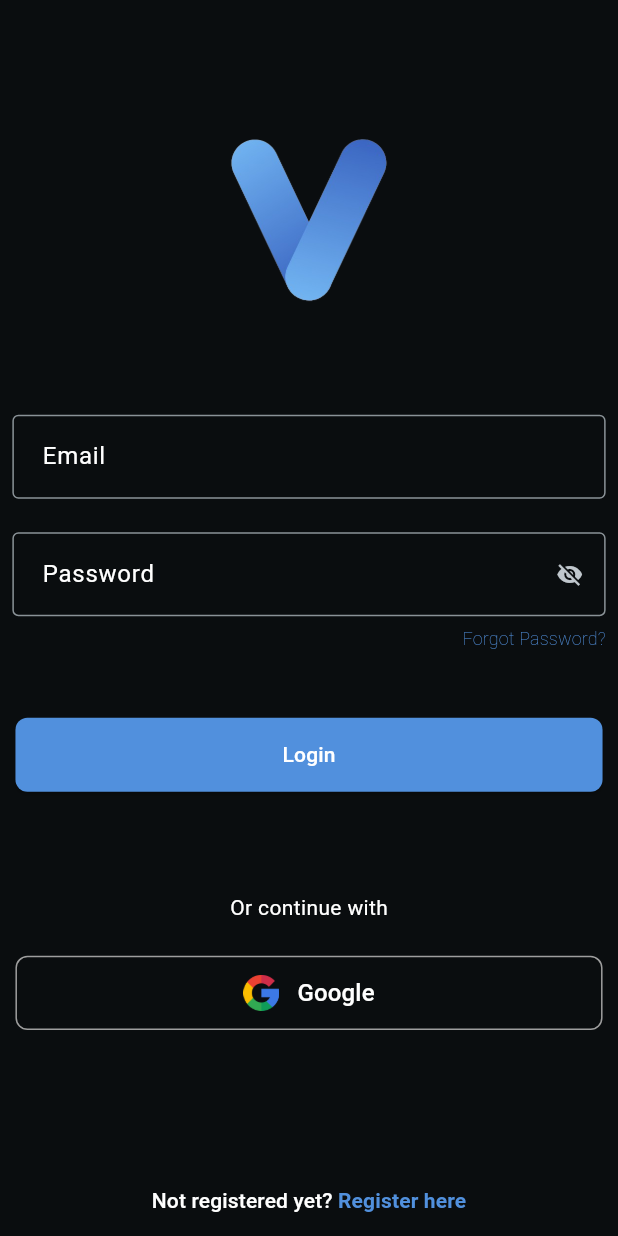
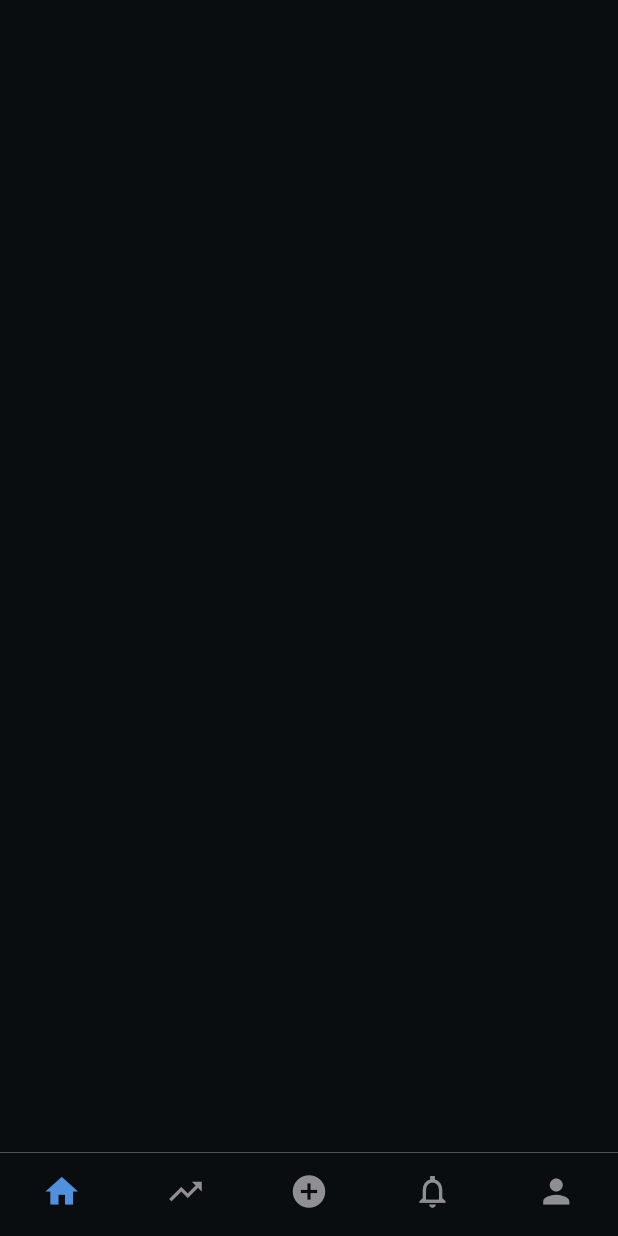
Before and after one commit to Ashar-Azeem/Verbatica, a Flutter app: the screen it shows after launch, on a phone screen of 412 x 824 dp. Run offline on Flutter 3.47's test engine with Material 3 defaults, Android fonts, the phone set to English and light mode, and no system bars; drawn by our look-alikes of persistent_bottom_nav_bar_v2; our stand-ins replace bloc, country_picker, email_validator, equatable, flutter_bloc, flutter_otp_text_field and 4 more.

Commit message:
Bottom Nav Bar added

```diff
--- a/lib/BLOC/LOGIN AND REGISTRATION/login_registeration_bloc.dart
+++ b/lib/BLOC/LOGIN AND REGISTRATION/login_registeration_bloc.dart
@@ -7,11 +7,11 @@ part 'login_registeration_state.dart';
 class LoginRegisterationBloc
     extends Bloc<LoginRegisterationEvent, LoginRegisterationState> {
   LoginRegisterationBloc() : super(LoginRegisterationState()) {
-    on<Login>(login);
+    on<LoginEvent>(login);
     on<Registration>(register);
   }
 
-  void login(Login event, Emitter<LoginRegisterationState> emit) {
+  void login(LoginEvent event, Emitter<LoginRegisterationState> emit) {
     //Only login when the credentials exists and are correct and also the isEmailVerified field is true too.
     //otherwise display the exception of user doesn't exist.
   }
--- a/lib/BLOC/LOGIN AND REGISTRATION/login_registeration_event.dart
+++ b/lib/BLOC/LOGIN AND REGISTRATION/login_registeration_event.dart
@@ -7,11 +7,11 @@ sealed class LoginRegisterationEvent extends Equatable {
   List<Object> get props => [];
 }
 
-class Login extends LoginRegisterationEvent {
+class LoginEvent extends LoginRegisterationEvent {
   final String email;
   final String password;
 
-  const Login({required this.email, required this.password});
+  const LoginEvent({required this.email, required this.password});
 }
 
 class Registration extends LoginRegisterationEvent {
--- /dev/null
+++ b/lib/Views/navBarScreens/HomeView.dart
@@ -0,0 +1,17 @@
+// ignore_for_file: file_names
+
+import 'package:flutter/material.dart';
+
+class HomeView extends StatefulWidget {
+  const HomeView({super.key});
+
+  @override
+  State<HomeView> createState() => _HomeViewState();
+}
+
+class _HomeViewState extends State<HomeView> {
+  @override
+  Widget build(BuildContext context) {
+    return const Scaffold();
+  }
+}
--- a/lib/Views/navBarScreens/mainBottomNavigationBar.dart
+++ b/lib/Views/navBarScreens/mainBottomNavigationBar.dart
@@ -1,6 +1,13 @@
 // ignore_for_file: file_names
 
 import 'package:flutter/material.dart';
+import 'package:persistent_bottom_nav_bar_v2/persistent_bottom_nav_bar_v2.dart';
+import 'package:verbatica/Utilities/Color.dart';
+import 'package:verbatica/Views/navBarScreens/AddPostView.dart';
+import 'package:verbatica/Views/navBarScreens/HomeView.dart';
+import 'package:verbatica/Views/navBarScreens/NotificationView.dart';
+import 'package:verbatica/Views/navBarScreens/ProfileView.dart';
+import 'package:verbatica/Views/navBarScreens/TrendingView.dart';
 
 class BottomNavigationBarView extends StatelessWidget {
   const BottomNavigationBarView({super.key});
@@ -9,6 +16,71 @@ class BottomNavigationBarView extends StatelessWidget {
   Widget build(BuildContext context) {
     //Inserting the bottom nagivation bar here using the corresponding package and also initializing the blocs along side that we'll
     //also retreive the user from the DB
-    return const Placeholder();
+    return
+    // MultiBlocProvider(
+    //   providers: [
+    //     // BlocProvider(
+    //     //   create: (context) => SubjectBloc(),
+    //     // ),
+    //     // BlocProvider(
+    //     //   create: (context) => SubjectBloc(),
+    //     // ),
+    //   ],
+    //   child:
+    PersistentTabView(
+      screenTransitionAnimation: ScreenTransitionAnimation.none(),
+      tabs: [
+        PersistentTabConfig(
+          screen: HomeView(),
+          item: ItemConfig(
+            icon: Icon(Icons.home),
+            activeForegroundColor: primaryColor,
+          ),
+        ),
+        PersistentTabConfig(
+          screen: TrendingView(),
+          item: ItemConfig(
+            icon: Icon(Icons.trending_up),
+            activeForegroundColor: primaryColor,
+          ),
+        ),
+        PersistentTabConfig(
+          screen: AddPostView(),
+          item: ItemConfig(
+            icon: Icon(Icons.add_circle_outlined),
+            activeForegroundColor: primaryColor,
+          ),
+        ),
+        PersistentTabConfig(
+          screen: NotificationView(),
+          item: ItemConfig(
+            icon: Icon(Icons.notifications_none_sharp),
+            activeForegroundColor: primaryColor,
+          ),
+        ),
+        PersistentTabConfig(
+          screen: ProfileView(),
+          item: ItemConfig(
+            icon: Icon(Icons.person),
+            activeForegroundColor: primaryColor,
+          ),
+        ),
+      ],
+      navBarBuilder: (p0) {
+        return Style6BottomNavBar(
+          navBarConfig: p0,
+          navBarDecoration: NavBarDecoration(
+            border: Border(
+              top: BorderSide(
+                color: Colors.grey, // Your desired line color
+                width: 0.2, // Thickness of the line
+              ),
+            ),
+            color: Color.fromARGB(255, 10, 13, 15),
+          ),
+        );
+      },
+    );
+    // );
   }
 }
--- a/lib/main.dart
+++ b/lib/main.dart
@@ -45,7 +45,7 @@ void main() async {
             scaffoldBackgroundColor: const Color(0xFF0A0D0F),
             useMaterial3: true,
           ),
-          home: const MainNavigation(),
+          home: const BottomNavigationBarView(),
         );
       },
     ),
```
Also changed, not shown: lib/Views/Authentication/EmailVerification.dart (+7 -8 lines), lib/Views/Authentication/login.dart (+20 -0 lines), lib/Views/Authentication/register.dart (+11 -2 lines), lib/Views/navBarScreens/AddPostView.dart (added, +17 -0 lines), lib/Views/navBarScreens/NotificationView.dart (added, +17 -0 lines), lib/Views/navBarScreens/ProfileView.dart (added, +16 -0 lines), lib/Views/navBarScreens/TrendingView.dart (added, +17 -0 lines).
